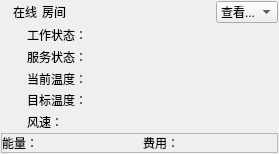
Old version of the form client.ui in the repository Joxon/aircond-server.
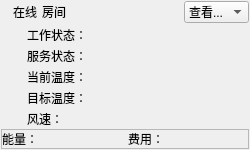
New version of the form.

Patch:
```diff
--- a/client.ui
+++ b/client.ui
@@ -6,10 +6,22 @@
    <rect>
     <x>0</x>
     <y>0</y>
-    <width>279</width>
-    <height>154</height>
+    <width>250</width>
+    <height>150</height>
    </rect>
   </property>
+  <property name="minimumSize">
+   <size>
+    <width>250</width>
+    <height>150</height>
+   </size>
+  </property>
+  <property name="maximumSize">
+   <size>
+    <width>250</width>
+    <height>159</height>
+   </size>
+  </property>
   <property name="windowTitle">
    <string>Form</string>
   </property>
@@ -112,7 +124,7 @@
         </item>
         <item>
          <property name="text">
-          <string>报表</string>
+          <string>日报表</string>
          </property>
         </item>
        </widget>
```
